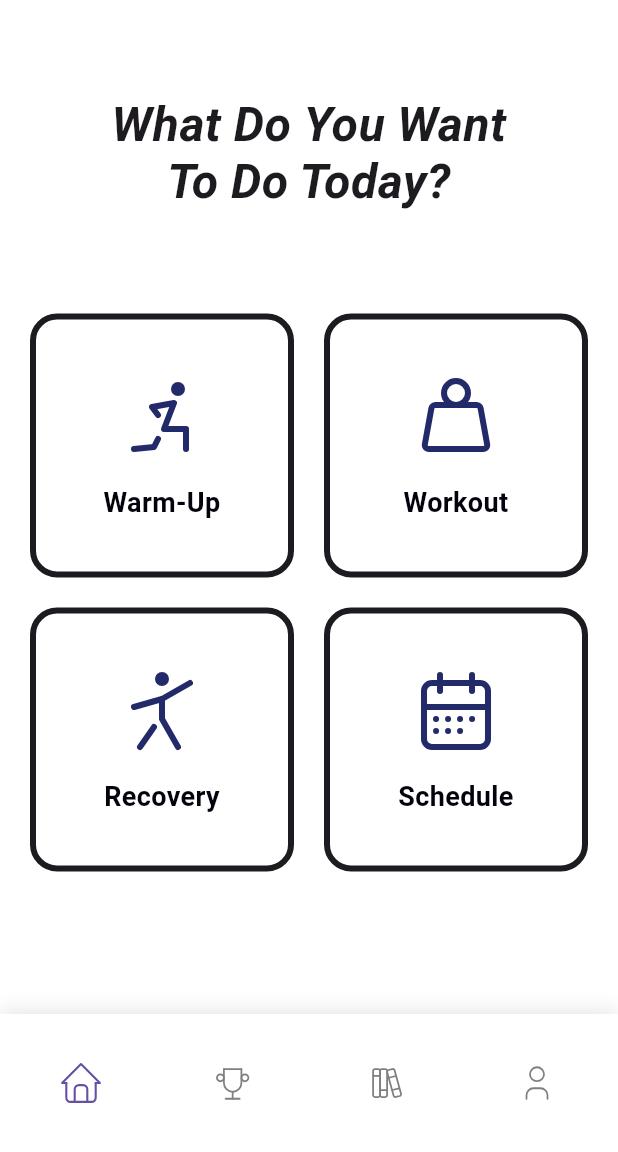
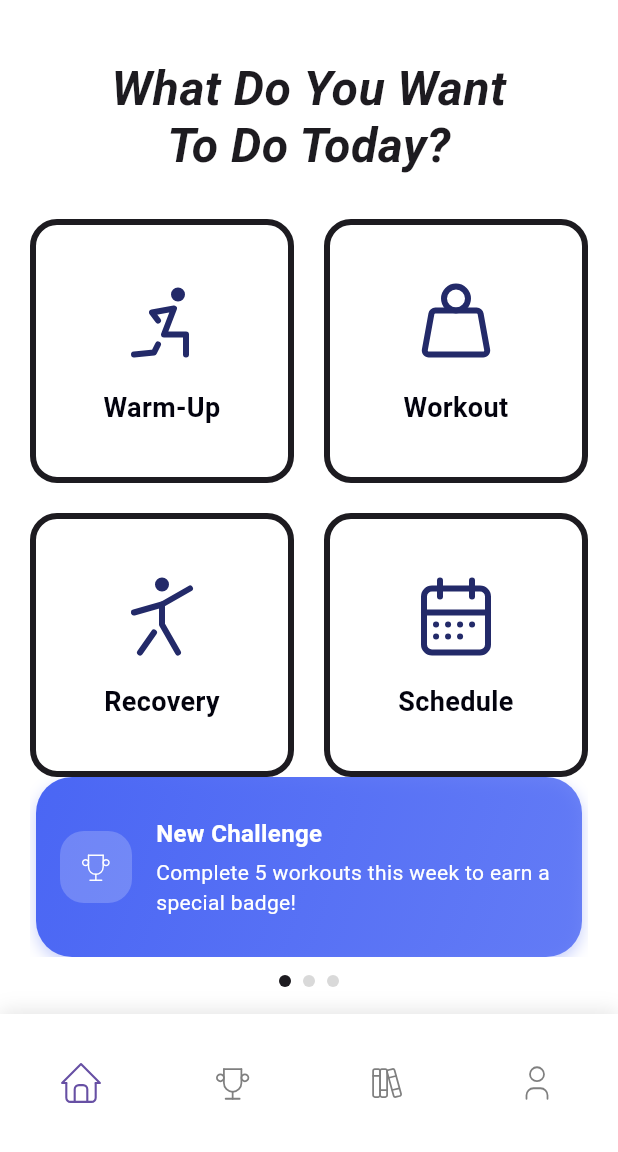
Before and after one commit to M3kko/Peakfit, a Flutter app: the screen it shows after launch, on a phone screen of 412 x 824 dp, the part 84-1236 px from its top. Run offline on Flutter 3.47's test engine with Material 3 defaults, Android fonts, the phone set to English and light mode, and no system bars; our stand-ins replace flutter_svg; Roboto replaces fonts that are missing (Helvetica Neue, Poppins).

Commit message:
added announcement card - need to fix errors though

```diff
--- a/lib/screens/home_screen.dart
+++ b/lib/screens/home_screen.dart
@@ -1,12 +1,12 @@
 import 'package:flutter/material.dart';
 import 'package:flutter_svg/flutter_svg.dart';
 import '../components/navbar.dart';
-import '../components/home_action.dart'; // Import the HomeAction component
+import '../components/home_action.dart';
 import '../constants/app_icons.dart';
 import 'leaderboard_screen.dart';
 import 'library_screen.dart';
 import 'profile_screen.dart';
-import 'home_screen2.dart'; // Import the new HomeScreen2
+import 'home_screen2.dart';
 
 class HomeScreen extends StatefulWidget {
   const HomeScreen({Key? key}) : super(key: key);
@@ -18,65 +18,36 @@ class HomeScreen extends StatefulWidget {
 class _HomeScreenState extends State<HomeScreen> {
   int _selectedIndex = 0;
 
+  // Page controller for the announcement cards
+  final PageController _announcementController = PageController();
+  int _currentAnnouncementPage = 0;
+
   // This list holds the different screens we can navigate to
   final List<Widget> _screens = [
-    // Home screen content (index 0) - Now positioned to be centered
-    Padding(
-      padding: const EdgeInsets.only(top: 20, bottom: 30),
-      child: Center(
-        child: GridView.count(
-          crossAxisCount: 2, // 2 columns for a 2x2 grid
-          mainAxisSpacing: 20, // Vertical spacing
-          crossAxisSpacing: 20, // Horizontal spacing
-          shrinkWrap: true, // Takes up only the space needed
-          physics: const NeverScrollableScrollPhysics(), // Prevents independent scrolling
-          children: [
-            // Warm-Up action
-            HomeAction(
-              iconPath: AppIcons.warmup,
-              label: 'Warm-Up',
-              onTap: () {
-                // Navigation logic would go here
-              },
-            ),
-
-            // Workout action
-            HomeAction(
-              iconPath: AppIcons.workout,
-              label: 'Workout',
-              onTap: () {
-                // Navigation logic would go here
-              },
-            ),
-
-            // Recovery action
-            HomeAction(
-              iconPath: AppIcons.recover,
-              label: 'Recovery',
-              onTap: () {
-                // Navigation logic would go here
-              },
-            ),
-
-            // Schedule action
-            HomeAction(
-              iconPath: AppIcons.schedule,
-              label: 'Schedule',
-              onTap: () {
-                // Navigation logic would go here
-              },
-            ),
-          ],
-        ),
-      ),
-    ),
-    // Leaderboard (index 1)
+    // Each non-home screen
+    Container(), // Empty placeholder since we're building home content separately
     const LeaderboardScreen(),
-    // Library (index 2)
     const LibraryScreen(),
-    // Profile (index 3)
     const ProfileScreen(),
   ];
+
+  @override
+  void initState() {
+    super.initState();
+    _announcementController.addListener(() {
+      if (_announcementController.page != null) {
+        setState(() {
+          _currentAnnouncementPage = _announcementController.page!.round();
+        });
+      }
+    });
+  }
+
+  @override
+  void dispose() {
+    _announcementController.dispose();
+    super.dispose();
+  }
 
   @override
   Widget build(BuildContext context) {
@@ -90,9 +61,11 @@ class _HomeScreenState extends State<HomeScreen> {
               // Only show header on home screen
               if (_selectedIndex == 0) _buildHeader(),
 
-              // Show the selected screen
+              // Show content based on selected tab
               Expanded(
-                child: _screens[_selectedIndex],
+                child: _selectedIndex == 0
+                    ? _buildHomeContent()
+                    : _screens[_selectedIndex],
               ),
             ],
           ),
@@ -106,6 +79,56 @@ class _HomeScreenState extends State<HomeScreen> {
           });
         },
       ),
+    );
+  }
+
+  // Method to build the home content with grid and announcement cards
+  Widget _buildHomeContent() {
+    return Column(
+      children: [
+        // Space after header text
+        const SizedBox(height: 30),
+
+        // Grid of action buttons
+        GridView.count(
+          crossAxisCount: 2,
+          mainAxisSpacing: 20,
+          crossAxisSpacing: 20,
+          shrinkWrap: true,
+          physics: const NeverScrollableScrollPhysics(),
+          children: [
+            HomeAction(
+              iconPath: AppIcons.warmup,
+              label: 'Warm-Up',
+              onTap: () {},
+            ),
+            HomeAction(
+              iconPath: AppIcons.workout,
+              label: 'Workout',
+              onTap: () {},
+            ),
+            HomeAction(
+              iconPath: AppIcons.recover,
+              label: 'Recovery',
+              onTap: () {},
+            ),
+            HomeAction(
+              iconPath: AppIcons.schedule,
+              label: 'Schedule',
+              onTap: () {},
+            ),
+          ],
+        ),
+
+        // Push announcement cards to the bottom
+        const Spacer(),
+
+        // Announcement cards
+        _buildAnnouncementCards(),
+
+        // Space before navbar
+        const SizedBox(height: 20),
+      ],
     );
   }
 
@@ -149,10 +172,8 @@ class _HomeScreenState extends State<HomeScreen> {
                       style: TextStyle(
                         fontFamily: 'Poppins',
                         fontStyle: FontStyle.italic,
-                        fontWeight: FontWeight.w500,
-                        // Medium
-                        fontSize: 16,
-                        // Increased font size
+                        fontWeight: FontWeight.w500, // Medium
+                        fontSize: 16, // Increased font size
                         color: Colors.white,
                       ),
                     ),
@@ -217,8 +238,7 @@ class _HomeScreenState extends State<HomeScreen> {
                   height: 24,
                   width: 24,
                   colorFilter: const ColorFilter.mode(
-                    Color(0xFF1D1B20),
-                    // Using the dark color for the icon itself
+                    Color(0xFF1D1B20), // Using the dark color for the icon itself
                     BlendMode.srcIn,
                   ),
                 ),
@@ -228,7 +248,7 @@ class _HomeScreenState extends State<HomeScreen> {
         ),
 
         // Spacer between top controls and header text
-        const SizedBox(height: 64),
+        const SizedBox(height: 40),
 
         // Main header text "What Do You Want To Do Today?"
         const Text(
@@ -246,4 +266,145 @@ class _HomeScreenState extends State<HomeScreen> {
       ],
     );
   }
+
+  // Build the announcement cards carousel
+  Widget _buildAnnouncementCards() {
+    // Sample announcements with different colors and messages
+    final List<Map<String, dynamic>> announcements = [
+      {
+        'title': 'New Challenge',
+        'message': 'Complete 5 workouts this week to earn a special badge!',
+        'color': const Color(0xFF4A66F4), // Blue
+        'icon': AppIcons.trophy,
+      },
+      {
+        'title': 'Tip of the Day',
+        'message': 'Stay hydrated! Drink water before, during, and after workouts.',
+        'color': const Color(0xFF2CB67D), // Green
+        'icon': AppIcons.recover,
+      },
+      {
+        'title': 'Workout of the Week',
+        'message': 'Try our new HIIT routine designed for maximum calorie burn!',
+        'color': const Color(0xFFFF5757), // Red
+        'icon': AppIcons.workout,
+      },
+    ];
+
+    return Column(
+      children: [
+        // Card carousel
+        SizedBox(
+          height: 120,
+          child: PageView.builder(
+            controller: _announcementController,
+            itemCount: announcements.length,
+            itemBuilder: (context, index) {
+              final announcement = announcements[index];
+              return Container(
+                margin: const EdgeInsets.symmetric(horizontal: 4),
+                decoration: BoxDecoration(
+                  borderRadius: BorderRadius.circular(24),
+                  gradient: LinearGradient(
+                    begin: Alignment.topLeft,
+                    end: Alignment.bottomRight,
+                    colors: [
+                      announcement['color'],
+                      announcement['color'].withOpacity(0.8),
+                    ],
+                  ),
+                  boxShadow: [
+                    BoxShadow(
+                      color: announcement['color'].withOpacity(0.3),
+                      blurRadius: 8,
+                      offset: const Offset(0, 4),
+                    ),
+                  ],
+                ),
+                child: Padding(
+                  padding: const EdgeInsets.all(16),
+                  child: Row(
+                    children: [
+                      // Icon circle
+                      Container(
+                        width: 48,
+                        height: 48,
+                        decoration: BoxDecoration(
+                          color: Colors.white.withOpacity(0.2),
+                          borderRadius: BorderRadius.circular(16),
+                        ),
+                        child: Center(
+                          child: SvgPicture.asset(
+                            announcement['icon'],
+                            height: 24,
+                            width: 24,
+                            colorFilter: const ColorFilter.mode(
+                              Colors.white,
+                              BlendMode.srcIn,
+                            ),
+                          ),
+                        ),
+                      ),
+
+                      const SizedBox(width: 16),
+
+                      // Text content
+                      Expanded(
+                        child: Column(
+                          crossAxisAlignment: CrossAxisAlignment.start,
+                          mainAxisAlignment: MainAxisAlignment.center,
+                          children: [
+                            Text(
+                              announcement['title'],
+                              style: const TextStyle(
+                                fontFamily: 'Poppins',
+                                fontWeight: FontWeight.bold,
+                                fontSize: 16,
+                                color: Colors.white,
+                              ),
+                            ),
+                            const SizedBox(height: 4),
+                            Text(
+                              announcement['message'],
+                              style: const TextStyle(
+                                fontFamily: 'Poppins',
+                                fontSize: 14,
+                                color: Colors.white,
+                              ),
+                              maxLines: 2,
+                              overflow: TextOverflow.ellipsis,
+                            ),
+                          ],
+                        ),
+                      ),
+                    ],
+                  ),
+                ),
+              );
+            },
+          ),
+        ),
+
+        // Indicator dots
+        const SizedBox(height: 12),
+        Row(
+          mainAxisAlignment: MainAxisAlignment.center,
+          children: List.generate(
+            announcements.length,
+                (index) => Container(
+              margin: const EdgeInsets.symmetric(horizontal: 4),
+              width: 8,
+              height: 8,
+              decoration: BoxDecoration(
+                shape: BoxShape.circle,
+                color: _currentAnnouncementPage == index
+                    ? const Color(0xFF1D1B20)
+                    : const Color(0xFFD9D9D9),
+              ),
+            ),
+          ),
+        ),
+      ],
+    );
+  }
 }
```
Also changed, not shown: lib/components/announcement_card.dart (added, +170 -0 lines).
